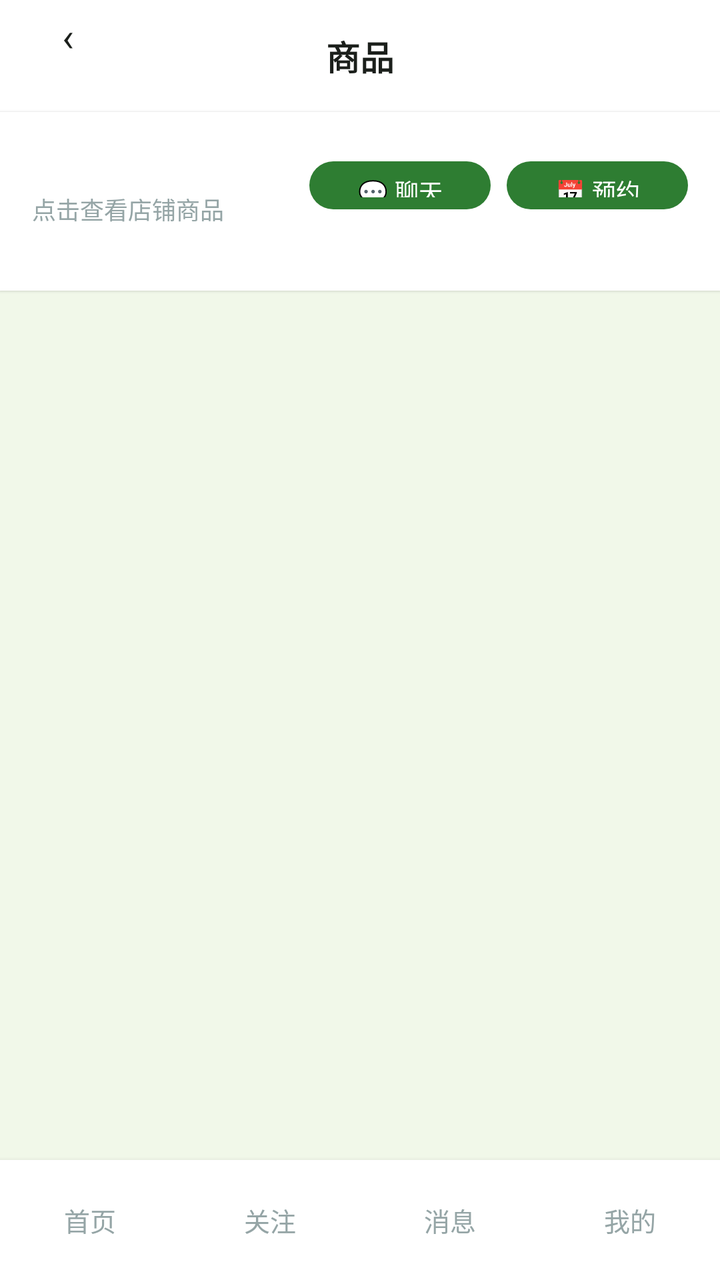
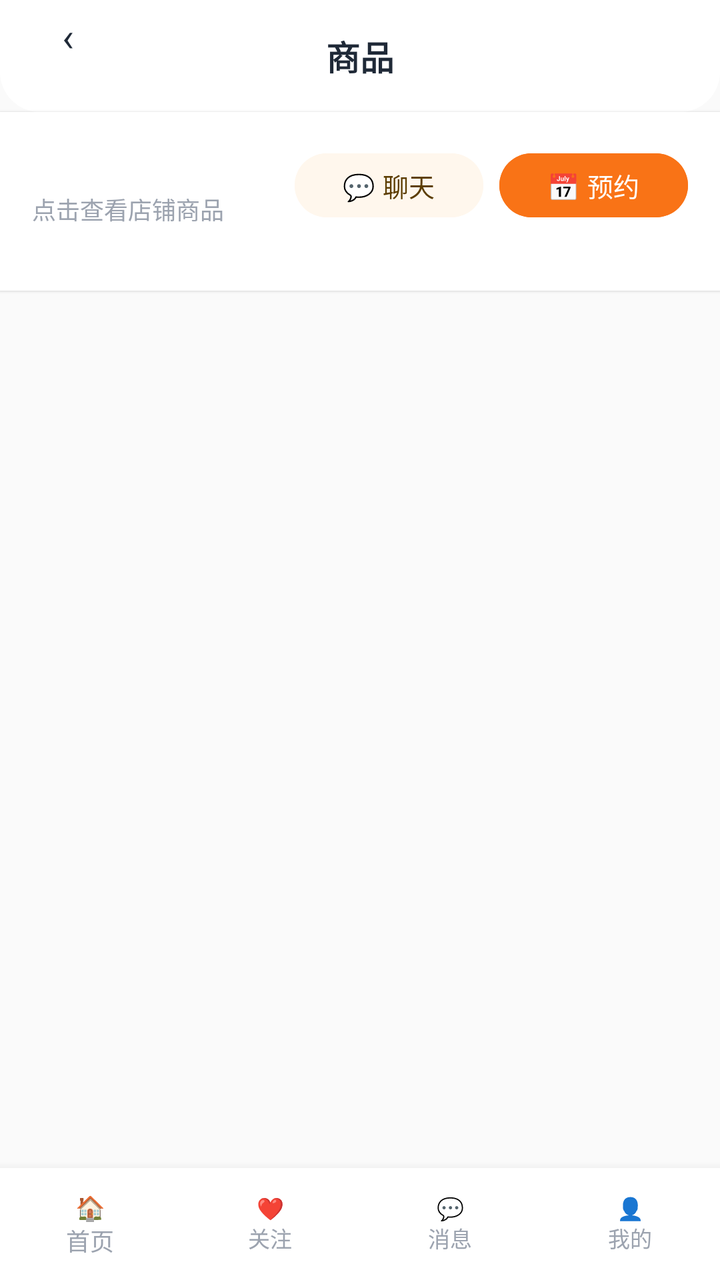

Two renders of the same Android screen: before a commit and after it. Below are the layout's source before the change and the commit's diff.
<!-- AndroidManifest.xml: application theme Theme.ClothingSI -->
<!-- res/layout/activity_buyer_products.xml -->
<?xml version="1.0" encoding="utf-8"?>
<LinearLayout xmlns:android="http://schemas.android.com/apk/res/android"
    xmlns:app="http://schemas.android.com/apk/res-auto"
    android:layout_width="match_parent" android:layout_height="match_parent"
    android:orientation="vertical" android:background="@color/bg">
    <RelativeLayout android:layout_width="match_parent" android:layout_height="56dp"
        android:background="@drawable/header_bar_bg" android:paddingHorizontal="16dp">
        <TextView android:id="@+id/btn_back" android:layout_width="36dp" android:layout_height="36dp"
            android:text="‹" android:textSize="20dp" android:textColor="@color/text_primary"
            android:gravity="center" android:background="@drawable/circle_bg" />
        <TextView android:layout_width="wrap_content" android:layout_height="wrap_content"
            android:text="商品" android:textSize="17dp" android:textStyle="bold"
            android:textColor="@color/text_primary" android:layout_centerInParent="true" />
    </RelativeLayout>
    <LinearLayout android:layout_width="match_parent" android:layout_height="wrap_content"
        android:orientation="horizontal" android:gravity="center_vertical"
        android:background="#FFFFFF" android:padding="16dp" android:elevation="1dp">
        <LinearLayout android:layout_width="0dp" android:layout_height="wrap_content"
            android:layout_weight="1" android:orientation="vertical">
            <TextView android:id="@+id/tv_shop_name" android:layout_width="wrap_content"
                android:layout_height="wrap_content" android:textSize="16dp" android:textStyle="bold"
                android:textColor="#2D3436" />
            <TextView android:layout_width="wrap_content" android:layout_height="wrap_content"
                android:text="点击查看店铺商品" android:textSize="12dp" android:textColor="#95A5A6"
                android:layout_marginTop="2dp" />
        </LinearLayout>
        <com.google.android.material.button.MaterialButton android:id="@+id/btn_contact_seller"
            android:layout_width="wrap_content" android:layout_height="32dp"
            android:text="💬 聊天" android:textSize="12dp" app:cornerRadius="18dp"
            android:layout_marginEnd="8dp" />
        <com.google.android.material.button.MaterialButton android:id="@+id/btn_make_appointment"
            android:layout_width="wrap_content" android:layout_height="32dp"
            android:text="📅 预约" android:textSize="12dp" app:cornerRadius="18dp" />
    </LinearLayout>
    <LinearLayout android:id="@+id/layout_categories"
        android:layout_width="match_parent" android:layout_height="wrap_content"
        android:orientation="horizontal" android:gravity="center"
        android:paddingVertical="8dp" android:paddingHorizontal="16dp"
        android:background="#FFFFFF" android:elevation="1dp" />
    <ScrollView android:layout_width="match_parent" android:layout_height="0dp"
        android:layout_weight="1" android:padding="16dp">
        <LinearLayout android:layout_width="match_parent" android:layout_height="wrap_content"
            android:orientation="vertical">
            <LinearLayout android:id="@+id/layout_products"
                android:layout_width="match_parent" android:layout_height="wrap_content"
                android:orientation="vertical" />
            <com.google.android.material.button.MaterialButton android:id="@+id/btn_make_appointment2"
                android:layout_width="match_parent" android:layout_height="44dp"
                android:text="📅 预约看货" app:cornerRadius="22dp" android:visibility="gone"
                android:layout_marginTop="12dp" />
        </LinearLayout>
    </ScrollView>
    <include layout="@layout/include_buyer_bottom" />
</LinearLayout>
<!-- res/layout/include_buyer_bottom.xml (included above) -->
<?xml version="1.0" encoding="utf-8"?>
<LinearLayout xmlns:android="http://schemas.android.com/apk/res/android"
    android:layout_width="match_parent" android:layout_height="wrap_content"
    android:orientation="horizontal" android:gravity="center"
    android:paddingVertical="10dp" android:background="#FFFFFF"
    android:weightSum="4" android:elevation="4dp">
    <TextView android:id="@+id/bottom_home" android:layout_width="0dp" android:layout_height="40dp"
        android:layout_weight="1" android:gravity="center" android:text="首页"
        android:textSize="13dp" android:textColor="#95A5A6"
        android:clickable="true" android:focusable="true" />
    <TextView android:id="@+id/bottom_follow" android:layout_width="0dp" android:layout_height="40dp"
        android:layout_weight="1" android:gravity="center" android:text="关注"
        android:textSize="13dp" android:textColor="#95A5A6"
        android:clickable="true" android:focusable="true" />
    <TextView android:id="@+id/bottom_messages" android:layout_width="0dp" android:layout_height="40dp"
        android:layout_weight="1" android:gravity="center" android:text="消息"
        android:textSize="13dp" android:textColor="#95A5A6"
        android:clickable="true" android:focusable="true" />
    <TextView android:id="@+id/bottom_profile" android:layout_width="0dp" android:layout_height="40dp"
        android:layout_weight="1" android:gravity="center" android:text="我的"
        android:textSize="13dp" android:textColor="#95A5A6"
        android:clickable="true" android:focusable="true" />
</LinearLayout>
<!-- resources referenced by this layout -->
<resources>
  <color name="bg">#F1F8E9</color>
  <color name="text_primary">#1B1F1B</color>
  <!-- drawable circle_bg (drawable) -->
  <?xml version="1.0" encoding="utf-8"?>
  <shape xmlns:android="http://schemas.android.com/apk/res/android" android:shape="oval">
      <solid android:color="#26FFFFFF" />
  </shape>
  <!-- drawable header_bar_bg (drawable) -->
  <?xml version="1.0" encoding="utf-8"?>
  <shape xmlns:android="http://schemas.android.com/apk/res/android" android:shape="rectangle">
      <solid android:color="#FFFFFF" />
  </shape>
  <style name="Theme.ClothingSI" parent="Theme.Material3.Light.NoActionBar">
          <item name="colorPrimary">@color/primary</item>
          <item name="colorPrimaryDark">@color/primary_dark</item>
          <item name="colorAccent">@color/accent</item>
          <item name="android:statusBarColor">@android:color/transparent</item>
          <item name="android:navigationBarColor">@color/white</item>
          
          <item name="android:windowLightStatusBar">true</item>
          
          <item name="android:fontFamily">sans-serif</item>
          <item name="android:textViewStyle">@style/TextView.Base</item>
      </style>
  <color name="primary">#2E7D32</color>
  <color name="primary_dark">#1B5E20</color>
  <color name="accent">#66BB6A</color>
  <color name="white">#FFFFFF</color>
  <style name="TextView.Base" parent="android:Widget.TextView">
          <item name="android:fontFamily">sans-serif</item>
      </style>
</resources>

<!-- the commit's change to res/layout/activity_buyer_products.xml (unified diff, before → after) -->
@@ -2,41 +2,47 @@
 <LinearLayout xmlns:android="http://schemas.android.com/apk/res/android"
     xmlns:app="http://schemas.android.com/apk/res-auto"
     android:layout_width="match_parent" android:layout_height="match_parent"
-    android:orientation="vertical" android:background="@color/bg">
+    android:background="@color/md_surface_container_low" android:orientation="vertical">
     <RelativeLayout android:layout_width="match_parent" android:layout_height="56dp"
         android:background="@drawable/header_bar_bg" android:paddingHorizontal="16dp">
         <TextView android:id="@+id/btn_back" android:layout_width="36dp" android:layout_height="36dp"
-            android:text="‹" android:textSize="20dp" android:textColor="@color/text_primary"
+            android:text="‹" android:textSize="20sp" android:textColor="@color/md_on_surface"
             android:gravity="center" android:background="@drawable/circle_bg" />
         <TextView android:layout_width="wrap_content" android:layout_height="wrap_content"
-            android:text="商品" android:textSize="17dp" android:textStyle="bold"
-            android:textColor="@color/text_primary" android:layout_centerInParent="true" />
+            android:text="商品" android:textSize="17sp" android:textStyle="bold"
+            android:textColor="@color/md_on_surface" android:layout_centerInParent="true" />
     </RelativeLayout>
+    
     <LinearLayout android:layout_width="match_parent" android:layout_height="wrap_content"
         android:orientation="horizontal" android:gravity="center_vertical"
-        android:background="#FFFFFF" android:padding="16dp" android:elevation="1dp">
+        android:background="@color/md_surface" android:padding="16dp" android:elevation="1dp">
         <LinearLayout android:layout_width="0dp" android:layout_height="wrap_content"
             android:layout_weight="1" android:orientation="vertical">
             <TextView android:id="@+id/tv_shop_name" android:layout_width="wrap_content"
-                android:layout_height="wrap_content" android:textSize="16dp" android:textStyle="bold"
-                android:textColor="#2D3436" />
+                android:layout_height="wrap_content" android:textSize="16sp" android:textStyle="bold"
+                android:textColor="@color/md_on_surface" />
             <TextView android:layout_width="wrap_content" android:layout_height="wrap_content"
-                android:text="点击查看店铺商品" android:textSize="12dp" android:textColor="#95A5A6"
+                android:text="点击查看店铺商品" android:textSize="12sp" android:textColor="@color/md_on_surface_variant"
                 android:layout_marginTop="2dp" />
         </LinearLayout>
         <com.google.android.material.button.MaterialButton android:id="@+id/btn_contact_seller"
-            android:layout_width="wrap_content" android:layout_height="32dp"
-            android:text="💬 聊天" android:textSize="12dp" app:cornerRadius="18dp"
+            android:layout_width="wrap_content" android:layout_height="40dp"
+            android:text="💬 聊天" android:textSize="13sp" app:cornerRadius="20dp"
+            android:backgroundTint="@color/md_primary_container"
+            android:textColor="@color/md_on_primary_container"
             android:layout_marginEnd="8dp" />
         <com.google.android.material.button.MaterialButton android:id="@+id/btn_make_appointment"
-            android:layout_width="wrap_content" android:layout_height="32dp"
-            android:text="📅 预约" android:textSize="12dp" app:cornerRadius="18dp" />
+            android:layout_width="wrap_content" android:layout_height="40dp"
+            android:text="📅 预约" android:textSize="13sp" app:cornerRadius="20dp"
+            android:backgroundTint="@color/md_primary"
+            android:textColor="@color/md_on_primary" />
     </LinearLayout>
+    
     <LinearLayout android:id="@+id/layout_categories"
         android:layout_width="match_parent" android:layout_height="wrap_content"
         android:orientation="horizontal" android:gravity="center"
         android:paddingVertical="8dp" android:paddingHorizontal="16dp"
-        android:background="#FFFFFF" android:elevation="1dp" />
+        android:background="@color/md_surface" android:elevation="1dp" />
     <ScrollView android:layout_width="match_parent" android:layout_height="0dp"
         android:layout_weight="1" android:padding="16dp">
         <LinearLayout android:layout_width="match_parent" android:layout_height="wrap_content"
@@ -47,6 +53,8 @@
             <com.google.android.material.button.MaterialButton android:id="@+id/btn_make_appointment2"
                 android:layout_width="match_parent" android:layout_height="44dp"
                 android:text="📅 预约看货" app:cornerRadius="22dp" android:visibility="gone"
+                android:backgroundTint="@color/md_primary"
+                android:textColor="@color/md_on_primary"
                 android:layout_marginTop="12dp" />
         </LinearLayout>
     </ScrollView>
@@ -55,24 +63,29 @@
 <!-- res/layout/include_buyer_bottom.xml (included above) -->
 <?xml version="1.0" encoding="utf-8"?>
 <LinearLayout xmlns:android="http://schemas.android.com/apk/res/android"
-    android:layout_width="match_parent" android:layout_height="wrap_content"
+    android:layout_width="match_parent" android:layout_height="56dp"
     android:orientation="horizontal" android:gravity="center"
-    android:paddingVertical="10dp" android:background="#FFFFFF"
-    android:weightSum="4" android:elevation="4dp">
-    <TextView android:id="@+id/bottom_home" android:layout_width="0dp" android:layout_height="40dp"
-        android:layout_weight="1" android:gravity="center" android:text="首页"
-        android:textSize="13dp" android:textColor="#95A5A6"
+    android:background="@color/md_surface"
+    android:elevation="8dp"
+    android:weightSum="4">
+    <TextView android:id="@+id/bottom_home" android:layout_width="0dp" android:layout_height="match_parent"
+        android:layout_weight="1" android:gravity="center" android:text="🏠\n首页"
+        android:textSize="12sp" android:lines="2" android:lineSpacingExtra="0dp"
+        android:textColor="@color/md_on_surface_variant"
         android:clickable="true" android:focusable="true" />
-    <TextView android:id="@+id/bottom_follow" android:layout_width="0dp" android:layout_height="40dp"
-        android:layout_weight="1" android:gravity="center" android:text="关注"
-        android:textSize="13dp" android:textColor="#95A5A6"
+    <TextView android:id="@+id/bottom_follow" android:layout_width="0dp" android:layout_height="match_parent"
+        android:layout_weight="1" android:gravity="center" android:text="❤️\n关注"
+        android:textSize="11sp" android:lines="2" android:lineSpacingExtra="0dp"
+        android:textColor="@color/md_on_surface_variant"
         android:clickable="true" android:focusable="true" />
-    <TextView android:id="@+id/bottom_messages" android:layout_width="0dp" android:layout_height="40dp"
-        android:layout_weight="1" android:gravity="center" android:text="消息"
-        android:textSize="13dp" android:textColor="#95A5A6"
+    <TextView android:id="@+id/bottom_messages" android:layout_width="0dp" android:layout_height="match_parent"
+        android:layout_weight="1" android:gravity="center" android:text="💬\n消息"
+        android:textSize="11sp" android:lines="2" android:lineSpacingExtra="0dp"
+        android:textColor="@color/md_on_surface_variant"
         android:clickable="true" android:focusable="true" />
-    <TextView android:id="@+id/bottom_profile" android:layout_width="0dp" android:layout_height="40dp"
-        android:layout_weight="1" android:gravity="center" android:text="我的"
-        android:textSize="13dp" android:textColor="#95A5A6"
+    <TextView android:id="@+id/bottom_profile" android:layout_width="0dp" android:layout_height="match_parent"
+        android:layout_weight="1" android:gravity="center" android:text="👤\n我的"
+        android:textSize="11sp" android:lines="2" android:lineSpacingExtra="0dp"
+        android:textColor="@color/md_on_surface_variant"
         android:clickable="true" android:focusable="true" />
 </LinearLayout>
<!-- resource entries referenced after the edit -->
@@ -1,7 +1,13 @@
 <!-- resources referenced by this layout -->
 <resources>
-  <color name="bg">#F1F8E9</color>
-  <color name="text_primary">#1B1F1B</color>
+  <color name="md_on_primary">#FFFFFF</color>
+  <color name="md_on_primary_container">#5C3D00</color>
+  <color name="md_on_surface">#1F2937</color>
+  <color name="md_on_surface_variant">#9CA3AF</color>
+  <color name="md_primary">#F97316</color>
+  <color name="md_primary_container">#FFF7ED</color>
+  <color name="md_surface">#FFFFFF</color>
+  <color name="md_surface_container_low">#FAFAFA</color>
   <!-- drawable circle_bg (drawable) -->
   <?xml version="1.0" encoding="utf-8"?>
   <shape xmlns:android="http://schemas.android.com/apk/res/android" android:shape="oval">
@@ -10,24 +16,53 @@
   <!-- drawable header_bar_bg (drawable) -->
   <?xml version="1.0" encoding="utf-8"?>
   <shape xmlns:android="http://schemas.android.com/apk/res/android" android:shape="rectangle">
-      <solid android:color="#FFFFFF" />
+      <solid android:color="@color/md_surface" />
+      <corners android:topLeftRadius="0dp" android:topRightRadius="0dp" android:bottomLeftRadius="20dp" android:bottomRightRadius="20dp" />
   </shape>
   <style name="Theme.ClothingSI" parent="Theme.Material3.Light.NoActionBar">
-          <item name="colorPrimary">@color/primary</item>
-          <item name="colorPrimaryDark">@color/primary_dark</item>
-          <item name="colorAccent">@color/accent</item>
+          
+          <item name="colorPrimary">@color/md_primary</item>
+          <item name="colorOnPrimary">@color/md_on_primary</item>
+          <item name="colorPrimaryContainer">@color/md_primary_container</item>
+          <item name="colorOnPrimaryContainer">@color/md_on_primary_container</item>
+  
+          
+          <item name="colorSecondary">@color/md_secondary</item>
+          <item name="colorOnSecondary">@color/md_on_secondary</item>
+          <item name="colorSecondaryContainer">@color/md_secondary_container</item>
+          <item name="colorOnSecondaryContainer">@color/md_on_secondary_container</item>
+  
+          
+          <item name="android:colorBackground">@color/md_surface_container_low</item>
+          <item name="colorSurface">@color/md_surface</item>
+          <item name="colorOnSurface">@color/md_on_surface</item>
+          <item name="colorOnSurfaceVariant">@color/md_on_surface_variant</item>
+  
+          
+          <item name="colorOutline">@color/md_outline</item>
+          <item name="colorOutlineVariant">@color/md_outline_variant</item>
+  
+          
+          <item name="colorError">@color/md_error</item>
+          <item name="colorOnError">@color/md_on_error</item>
+  
+          
           <item name="android:statusBarColor">@android:color/transparent</item>
-          <item name="android:navigationBarColor">@color/white</item>
-          
+          <item name="android:navigationBarColor">@color/md_surface</item>
           <item name="android:windowLightStatusBar">true</item>
+  
           
           <item name="android:fontFamily">sans-serif</item>
           <item name="android:textViewStyle">@style/TextView.Base</item>
       </style>
-  <color name="primary">#2E7D32</color>
-  <color name="primary_dark">#1B5E20</color>
-  <color name="accent">#66BB6A</color>
-  <color name="white">#FFFFFF</color>
+  <color name="md_secondary">#2563EB</color>
+  <color name="md_on_secondary">#FFFFFF</color>
+  <color name="md_secondary_container">#DBEAFE</color>
+  <color name="md_on_secondary_container">#001A3E</color>
+  <color name="md_outline">#9CA3AF</color>
+  <color name="md_outline_variant">#D1D5DB</color>
+  <color name="md_error">#EF4444</color>
+  <color name="md_on_error">#FFFFFF</color>
   <style name="TextView.Base" parent="android:Widget.TextView">
           <item name="android:fontFamily">sans-serif</item>
       </style>
